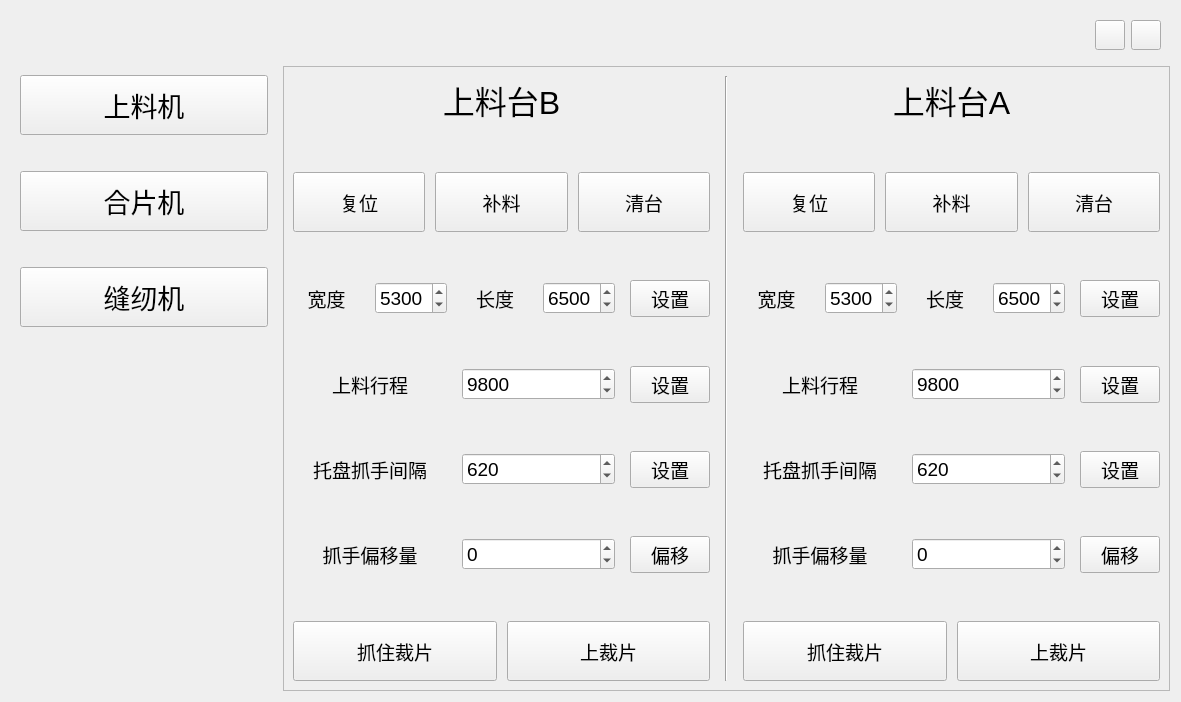
Before: the Qt Designer form ui/developer_widget.ui in Mrjiong-ff/syt_hmi, drawn with Qt 5.
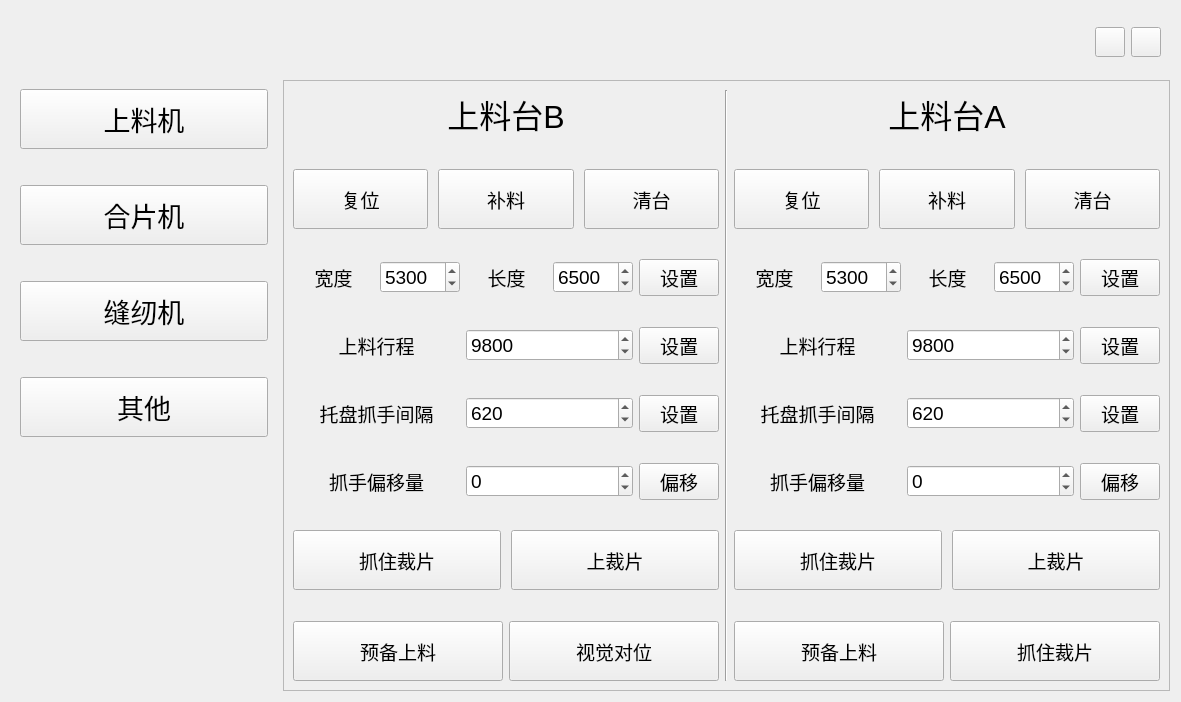
After: the same form once the commit is applied. Custom widgets are drawn as their Qt base class.

```diff
--- a/ui/developer_widget.ui
+++ b/ui/developer_widget.ui
@@ -36,7 +36,10 @@
          <widget class="QLabel" name="current_page_label">
           <property name="font">
            <font>
-            <pointsize>20</pointsize>
+            <family>Ubuntu Condensed</family>
+            <pointsize>25</pointsize>
+            <weight>75</weight>
+            <bold>true</bold>
            </font>
           </property>
           <property name="text">
@@ -150,6 +153,24 @@
           </property>
          </widget>
         </item>
+        <item>
+         <widget class="WaterZoomButton" name="other_btn">
+          <property name="minimumSize">
+           <size>
+            <width>0</width>
+            <height>60</height>
+           </size>
+          </property>
+          <property name="font">
+           <font>
+            <pointsize>20</pointsize>
+           </font>
+          </property>
+          <property name="text">
+           <string>其他</string>
+          </property>
+         </widget>
+        </item>
         <item>
          <spacer name="verticalSpacer">
           <property name="orientation">
@@ -181,10 +202,7 @@
         <number>0</number>
        </property>
        <widget class="QWidget" name="page_load">
-        <layout class="QHBoxLayout" name="horizontalLayout_14" stretch="0,0,0">
-         <property name="spacing">
-          <number>15</number>
-         </property>
+        <layout class="QHBoxLayout" name="horizontalLayout_24">
          <item>
           <layout class="QVBoxLayout" name="verticalLayout_2">
            <item>
@@ -215,8 +233,8 @@
              </property>
              <property name="sizeHint" stdset="0">
               <size>
-               <width>20</width>
-               <height>40</height>
+               <width>17</width>
+               <height>13</height>
               </size>
              </property>
             </spacer>
@@ -307,8 +325,8 @@
              </property>
              <property name="sizeHint" stdset="0">
               <size>
-               <width>20</width>
-               <height>40</height>
+               <width>17</width>
+               <height>13</height>
               </size>
              </property>
             </spacer>
@@ -420,8 +438,8 @@
              </property>
              <property name="sizeHint" stdset="0">
               <size>
-               <width>20</width>
-               <height>40</height>
+               <width>17</width>
+               <height>13</height>
               </size>
              </property>
             </spacer>
@@ -497,8 +515,8 @@
              </property>
              <property name="sizeHint" stdset="0">
               <size>
-               <width>20</width>
-               <height>40</height>
+               <width>17</width>
+               <height>13</height>
               </size>
              </property>
             </spacer>
@@ -574,8 +592,8 @@
              </property>
              <property name="sizeHint" stdset="0">
               <size>
-               <width>20</width>
-               <height>40</height>
+               <width>17</width>
+               <height>13</height>
               </size>
              </property>
             </spacer>
@@ -651,8 +669,8 @@
              </property>
              <property name="sizeHint" stdset="0">
               <size>
-               <width>20</width>
-               <height>40</height>
+               <width>17</width>
+               <height>13</height>
               </size>
              </property>
             </spacer>
@@ -700,6 +718,59 @@
              </item>
             </layout>
            </item>
+           <item>
+            <spacer name="verticalSpacer_22">
+             <property name="orientation">
+              <enum>Qt::Vertical</enum>
+             </property>
+             <property name="sizeHint" stdset="0">
+              <size>
+               <width>412</width>
+               <height>13</height>
+              </size>
+             </property>
+            </spacer>
+           </item>
+           <item>
+            <layout class="QHBoxLayout" name="horizontalLayout_23">
+             <item>
+              <widget class="WaterZoomButton" name="pre_setup_btn_B">
+               <property name="minimumSize">
+                <size>
+                 <width>0</width>
+                 <height>60</height>
+                </size>
+               </property>
+               <property name="font">
+                <font>
+                 <pointsize>14</pointsize>
+                </font>
+               </property>
+               <property name="text">
+                <string>预备上料</string>
+               </property>
+              </widget>
+             </item>
+             <item>
+              <widget class="WaterZoomButton" name="visual_align_btn_B">
+               <property name="minimumSize">
+                <size>
+                 <width>0</width>
+                 <height>60</height>
+                </size>
+               </property>
+               <property name="font">
+                <font>
+                 <pointsize>14</pointsize>
+                </font>
+               </property>
+               <property name="text">
+                <string>视觉对位</string>
+               </property>
+              </widget>
+             </item>
+            </layout>
+           </item>
           </layout>
          </item>
          <item>
@@ -739,8 +810,8 @@
              </property>
              <property name="sizeHint" stdset="0">
               <size>
-               <width>20</width>
-               <height>40</height>
+               <width>412</width>
+               <height>13</height>
               </size>
              </property>
             </spacer>
@@ -831,8 +902,8 @@
              </property>
              <property name="sizeHint" stdset="0">
               <size>
-               <width>20</width>
-               <height>40</height>
+               <width>412</width>
+               <height>13</height>
               </size>
              </property>
             </spacer>
@@ -944,8 +1015,8 @@
              </property>
              <property name="sizeHint" stdset="0">
               <size>
-               <width>20</width>
-               <height>40</height>
+               <width>412</width>
+               <height>13</height>
               </size>
              </property>
             </spacer>
@@ -1021,8 +1092,8 @@
              </property>
              <property name="sizeHint" stdset="0">
               <size>
-               <width>20</width>
-               <height>40</height>
+               <width>412</width>
+               <height>13</height>
               </size>
              </property>
             </spacer>
@@ -1098,8 +1169,8 @@
              </property>
              <property name="sizeHint" stdset="0">
               <size>
-               <width>20</width>
-               <height>40</height>
+               <width>412</width>
+               <height>13</height>
               </size>
              </property>
             </spacer>
@@ -1175,8 +1246,8 @@
              </property>
              <property name="sizeHint" stdset="0">
               <size>
-               <width>20</width>
-               <height>40</height>
+               <width>412</width>
+               <height>13</height>
               </size>
              </property>
             </spacer>
@@ -1224,6 +1295,59 @@
              </item>
             </layout>
            </item>
+           <item>
+            <spacer name="verticalSpacer_21">
+             <property name="orientation">
+              <enum>Qt::Vertical</enum>
+             </property>
+             <property name="sizeHint" stdset="0">
+              <size>
+               <width>412</width>
+               <height>13</height>
+              </size>
+             </property>
+            </spacer>
+           </item>
+           <item>
+            <layout class="QHBoxLayout" name="horizontalLayout_14">
+             <item>
+              <widget class="WaterZoomButton" name="pre_setup_btn_A">
+               <property name="minimumSize">
+                <size>
+                 <width>0</width>
+                 <height>60</height>
+                </size>
+               </property>
+               <property name="font">
+                <font>
+                 <pointsize>14</pointsize>
+                </font>
+               </property>
+               <property name="text">
+                <string>预备上料</string>
+               </property>
+              </widget>
+             </item>
+             <item>
+              <widget class="WaterZoomButton" name="visual_align_btn_A">
+               <property name="minimumSize">
+                <size>
+                 <width>0</width>
+                 <height>60</height>
+                </size>
+               </property>
+               <property name="font">
+                <font>
+                 <pointsize>14</pointsize>
+                </font>
+               </property>
+               <property name="text">
+                <string>抓住裁片</string>
+               </property>
+              </widget>
+             </item>
+            </layout>
+           </item>
           </layout>
          </item>
         </layout>
@@ -3508,6 +3632,11 @@
   </layout>
  </widget>
  <customwidgets>
+  <customwidget>
+   <class>WaterZoomButton</class>
+   <extends>QPushButton</extends>
+   <header>syt_btn/waterzoombutton.h</header>
+  </customwidget>
   <customwidget>
    <class>WinMaxButton</class>
    <extends>QPushButton</extends>
@@ -3518,11 +3647,6 @@
    <extends>QPushButton</extends>
    <header>syt_btn/winclosebutton.h</header>
   </customwidget>
-  <customwidget>
-   <class>WaterZoomButton</class>
-   <extends>QPushButton</extends>
-   <header>syt_btn/waterzoombutton.h</header>
-  </customwidget>
  </customwidgets>
  <tabstops>
   <tabstop>switch_load_btn</tabstop>
```
Left out of the diff: 57 changed lines with no effect on the pictures.
